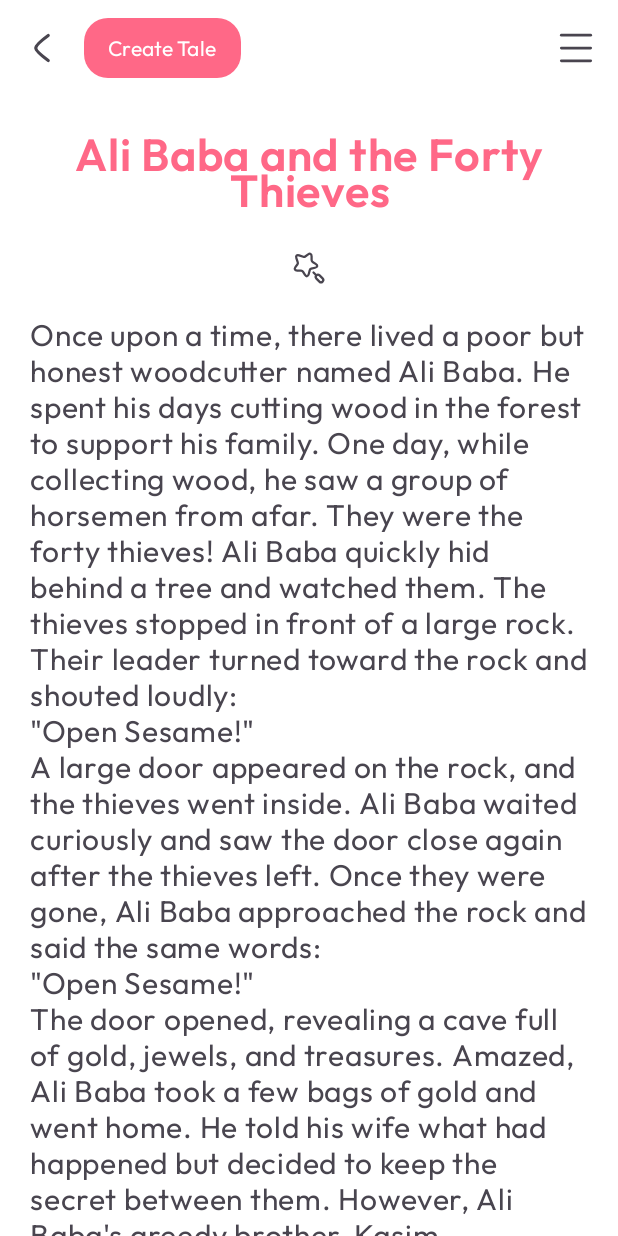
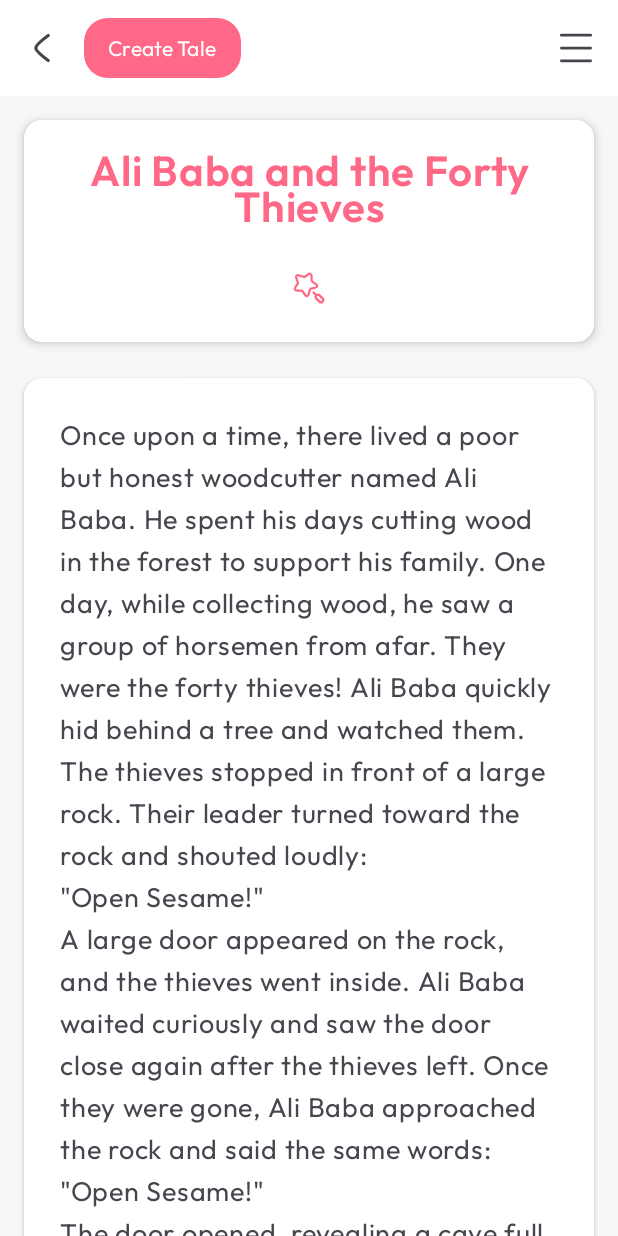
Before and after one commit to erdemyesilcicek/Floki-AI, an Android app built with Jetpack Compose: the HomePage screen opened through its navigation route, after a tap on "Ali Baba and the Forty Thieves", on a phone screen of 412 x 824 dp. Run offline under Robolectric (Android 15) with nearby library versions, the phone set to English and light mode, and no system bars; our stand-ins replace Firebase (no records; nobody signed in at launch, a user with empty details on screens opened directly); libraries missing offline, so code that uses them is left out: com.google.ai.client.

Commit message:
readPages updates

```diff
--- a/app/src/main/java/com/erdemyesilcicek/flokiai/pages/ReadTalePage.kt
+++ b/app/src/main/java/com/erdemyesilcicek/flokiai/pages/ReadTalePage.kt
@@ -2,15 +2,23 @@ package com.erdemyesilcicek.flokiai.pages
 
 import androidx.compose.foundation.background
 import androidx.compose.foundation.layout.Arrangement
+import androidx.compose.foundation.layout.Box
 import androidx.compose.foundation.layout.Column
 import androidx.compose.foundation.layout.Row
 import androidx.compose.foundation.layout.Spacer
 import androidx.compose.foundation.layout.fillMaxSize
 import androidx.compose.foundation.layout.fillMaxWidth
+import androidx.compose.foundation.layout.height
 import androidx.compose.foundation.layout.padding
-import androidx.compose.foundation.lazy.LazyColumn
+import androidx.compose.foundation.rememberScrollState
+import androidx.compose.foundation.verticalScroll
 import androidx.compose.material.icons.Icons
-import androidx.compose.material.icons.outlined.AutoFixHigh
+import androidx.compose.material.icons.outlined.VolumeUp
+import androidx.compose.material3.Card
+import androidx.compose.material3.CardDefaults
+import androidx.compose.material3.Divider
+import androidx.compose.material3.FabPosition
+import androidx.compose.material3.FloatingActionButton
 import androidx.compose.material3.Icon
 import androidx.compose.material3.MaterialTheme
 import androidx.compose.material3.Scaffold
@@ -41,6 +49,8 @@ fun ReadTalePage(
     loadingViewModel: LoadingViewModel
 ) {
     val tale = TaleList.get(id!!)
+    val backgroundColor = MaterialTheme.colorScheme.background
+    val textColor = MaterialTheme.colorScheme.onSurfaceVariant // Koyu gri
 
     Scaffold(
         topBar = {
@@ -55,66 +65,108 @@ fun ReadTalePage(
             )
         },
         modifier = Modifier.fillMaxSize(),
+        containerColor = backgroundColor,
+        floatingActionButton = {
             /*
-        floatingActionButton = {
-            CustomExtendedFAB(
-                MaterialTheme.colorScheme.primary,
-                stringResource(id = R.string.listen_tale),
-                onClick = {
-                    println("Listen to Tale Button Clicked")
+            FloatingActionButton(
+                onClick = { /* Dinleme işlevselliği eklenecek */ },
+                containerColor = MaterialTheme.colorScheme.primary
+            ) {
+                Icon(
+                    imageVector = Icons.Outlined.VolumeUp,
+                    contentDescription = stringResource(id = R.string.listen_tale),
+                    tint = Color.White
+                )
             }
-            )
+
+             */
         },
-        floatingActionButtonPosition = FabPosition.Center
-         */
+        floatingActionButtonPosition = FabPosition.End
     ) { padding ->
         Column(
             modifier = Modifier
                 .fillMaxWidth()
                 .padding(padding)
-                .background(Color.White),
-            Arrangement.Center,
-            Alignment.CenterHorizontally
+                .background(backgroundColor)
+                .verticalScroll(rememberScrollState()),
+            horizontalAlignment = Alignment.CenterHorizontally
+        ) {
+            // Hikaye başlığı ve ikon kartı
+            Card(
+                modifier = Modifier
+                    .fillMaxWidth()
+                    .padding(16.dp),
+                elevation = CardDefaults.cardElevation(4.dp),
+                colors = CardDefaults.cardColors(containerColor = Color.White)
+            ) {
+                Column(
+                    modifier = Modifier.padding(16.dp),
+                    horizontalAlignment = Alignment.CenterHorizontally
                 ) {
                     Text(
-                modifier = Modifier.padding(20.dp),
                         text = tale.title,
                         color = MaterialTheme.colorScheme.primary,
-                fontSize = 30.sp,
+                        fontSize = 28.sp,
                         fontWeight = FontWeight.SemiBold,
                         fontFamily = myFont,
-                textAlign = TextAlign.Center
+                        textAlign = TextAlign.Center,
+                        modifier = Modifier.padding(bottom = 16.dp)
                     )
 
-            Icon(painter = painterResource(id =R.drawable.hugeaicreated), contentDescription = "magic")
+                    Row(
+                        modifier = Modifier.fillMaxWidth(),
+                        horizontalArrangement = Arrangement.Center,
+                        verticalAlignment = Alignment.CenterVertically
+                    ) {
+                        Icon(
+                            painter = painterResource(id = R.drawable.hugeaicreated),
+                            contentDescription = "magic",
+                            tint = MaterialTheme.colorScheme.primary,
+                            modifier = Modifier.padding(8.dp)
+                        )
+                    }
+                }
+            }
 
-            LazyColumn(modifier = Modifier.fillMaxSize()) {
-                items(1) {
+            Spacer(modifier = Modifier.height(8.dp))
+
+            // Hikaye içeriği
+            Card(
+                modifier = Modifier
+                    .fillMaxWidth()
+                    .padding(horizontal = 16.dp),
+                elevation = CardDefaults.cardElevation(2.dp),
+                colors = CardDefaults.cardColors(containerColor = Color.White)
+            ) {
                 Text(
-                        modifier = Modifier.padding(20.dp),
+                    modifier = Modifier.padding(24.dp),
                     fontWeight = FontWeight.Normal,
                     fontFamily = myFont,
-                        fontSize = 20.sp,
-                        text = tale.content
+                    fontSize = 18.sp,
+                    lineHeight = 28.sp,
+                    text = tale.content,
+                    color = textColor
                 )
-                    Spacer(modifier = Modifier.padding(40.dp))
+            }
 
-                    Row(
-                        modifier = Modifier.fillParentMaxWidth(),
-                        verticalAlignment = Alignment.CenterVertically,
-                        horizontalArrangement = Arrangement.Center
+            Spacer(modifier = Modifier.height(24.dp))
+
+            // Alt bilgi
+            Box(
+                modifier = Modifier
+                    .fillMaxWidth()
+                    .padding(bottom = 32.dp),
+                contentAlignment = Alignment.Center
             ) {
                 Text(
                     text = stringResource(id = R.string.created_by_erdem),
                     textAlign = TextAlign.Center,
-                            fontSize = 16.sp,
-                            fontWeight = FontWeight.SemiBold,
+                    fontSize = 14.sp,
+                    fontWeight = FontWeight.Medium,
                     fontFamily = myFont,
-                            color = Color.LightGray
+                    color = Color.Gray
                 )
             }
         }
     }
 }
-    }
-}
```
Also changed, not shown: app/src/main/java/com/erdemyesilcicek/flokiai/pages/AiReadTalePage.kt (+85 -34 lines). Lines whose indentation alone changed are shown as unchanged.
